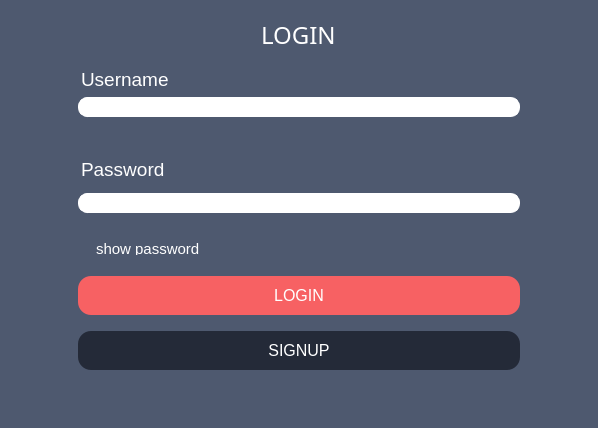
First picture: the form in src/client/gui/ui/login.ui, repository aleoli/Shared-Editor, before the edit.
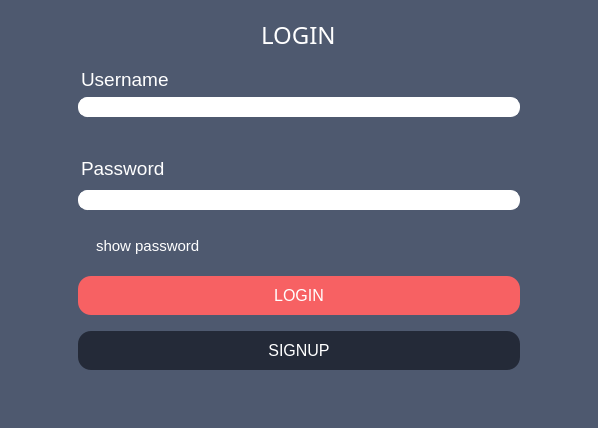
Second picture: the form after the edit. Icons and pictures are not drawn.

The edit to the form file:
```diff
--- a/src/client/gui/ui/login.ui
+++ b/src/client/gui/ui/login.ui
@@ -169,7 +169,7 @@
 	font-size: 11pt;
 	color:white;
 	margin-left: 0px;
-	margin-bottom: -3px;
+	margin-bottom: 0px;
 }
 
 QCheckBox::indicator {
```
Left out of the diff: 6 changed lines with no effect on the pictures.
